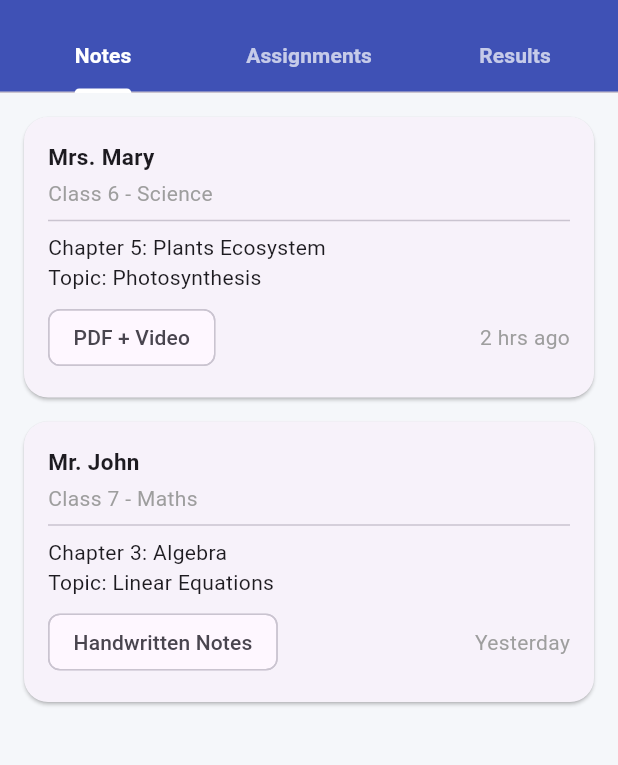
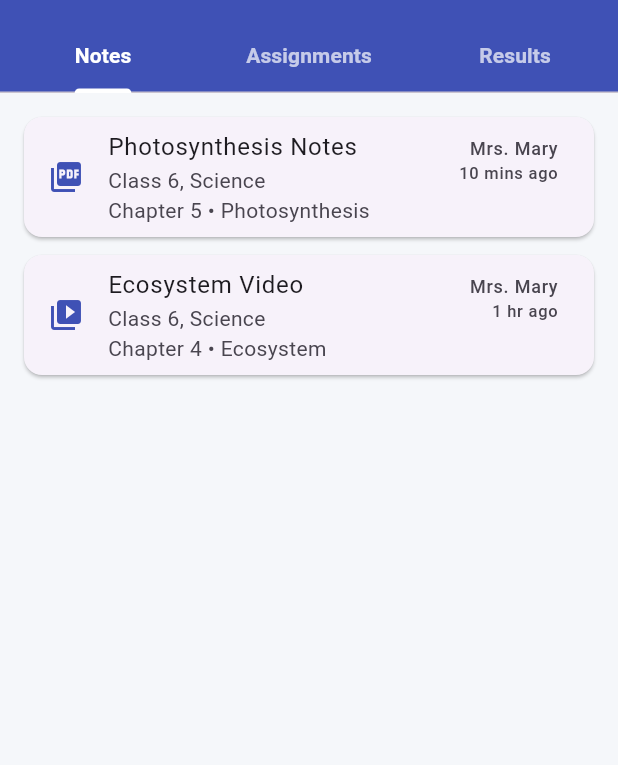
Before and after one commit to Padmashri2004/edtech_offline_app, a Flutter app: the SharingResourcesScreen screen opened directly, on a phone screen of 412 x 824 dp, the part 63-828 px from its top. Run offline on Flutter 3.47's test engine with Material 3 defaults, Android fonts, the phone set to English and light mode, and no system bars; our stand-ins replace file_picker, logger, pdf, printing, shared_preferences, sqflite; missing offline and left inert: flutter_gemma, pdf_text; accounts and stored records are empty.

Commit message:
Module 4: Sharing Resources UI + logic (Notes, Assignments, Results)

```diff
--- a/lib/src/features/sharing_resources/notes_tab.dart
+++ b/lib/src/features/sharing_resources/notes_tab.dart
@@ -5,64 +5,60 @@ class NotesTab extends StatelessWidget {
 
   @override
   Widget build(BuildContext context) {
-    return ListView(
+    final notes = [
+      {
+        "title": "Photosynthesis Notes",
+        "class": "Class 6",
+        "subject": "Science",
+        "chapter": "Chapter 5",
+        "topic": "Photosynthesis",
+        "type": "PDF",
+        "teacher": "Mrs. Mary",
+        "time": "10 mins ago",
+      },
+      {
+        "title": "Ecosystem Video",
+        "class": "Class 6",
+        "subject": "Science",
+        "chapter": "Chapter 4",
+        "topic": "Ecosystem",
+        "type": "Video Link",
+        "teacher": "Mrs. Mary",
+        "time": "1 hr ago",
+      },
+    ];
+
+    return ListView.builder(
       padding: const EdgeInsets.all(16),
-      children: [
-        _noteCard(
-          teacher: "Mrs. Mary",
-          classInfo: "Class 6 - Science",
-          chapter: "Chapter 5: Plants Ecosystem",
-          topic: "Photosynthesis",
-          type: "PDF + Video",
-          time: "2 hrs ago",
-        ),
-        _noteCard(
-          teacher: "Mr. John",
-          classInfo: "Class 7 - Maths",
-          chapter: "Chapter 3: Algebra",
-          topic: "Linear Equations",
-          type: "Handwritten Notes",
-          time: "Yesterday",
-        ),
-      ],
-    );
-  }
-
-  Widget _noteCard({
-    required String teacher,
-    required String classInfo,
-    required String chapter,
-    required String topic,
-    required String type,
-    required String time,
-  }) {
-    return Card(
-      margin: const EdgeInsets.only(bottom: 16),
-      shape: RoundedRectangleBorder(borderRadius: BorderRadius.circular(16)),
-      child: Padding(
-        padding: const EdgeInsets.all(16),
-        child: Column(
-          crossAxisAlignment: CrossAxisAlignment.start,
-          children: [
-            Text(teacher,
-                style:
-                    const TextStyle(fontWeight: FontWeight.bold, fontSize: 15)),
-            const SizedBox(height: 4),
-            Text(classInfo, style: const TextStyle(color: Colors.grey)),
-            const Divider(),
-            Text(chapter),
-            Text("Topic: $topic"),
-            const SizedBox(height: 6),
-            Row(
-              mainAxisAlignment: MainAxisAlignment.spaceBetween,
+      itemCount: notes.length,
+      itemBuilder: (context, index) {
+        final n = notes[index];
+        return Card(
+          margin: const EdgeInsets.only(bottom: 12),
+          child: ListTile(
+            leading: Icon(
+              n["type"] == "PDF" ? Icons.picture_as_pdf : Icons.video_library,
+              color: Colors.indigo,
+            ),
+            title: Text(n["title"]!),
+            subtitle: Text(
+              "${n["class"]}, ${n["subject"]}\n${n["chapter"]} • ${n["topic"]}",
+            ),
+            trailing: Column(
+              crossAxisAlignment: CrossAxisAlignment.end,
               children: [
-                Chip(label: Text(type)),
-                Text(time, style: const TextStyle(color: Colors.grey)),
+                Text(n["teacher"]!, style: const TextStyle(fontSize: 12)),
+                Text(n["time"]!, style: const TextStyle(fontSize: 11)),
               ],
-            )
-          ],
-        ),
-      ),
+            ),
+            onTap: () {
+              ScaffoldMessenger.of(context).showSnackBar(
+                const SnackBar(content: Text("Downloading resource...")),
+              );
+            },
+          ),
+        );
+      },
     );
   }
 }
```
Also changed, not shown: lib/src/features/sharing_resources/assignments_tab.dart (+38 -58 lines), lib/src/features/sharing_resources/results_tab.dart (+40 -40 lines).
